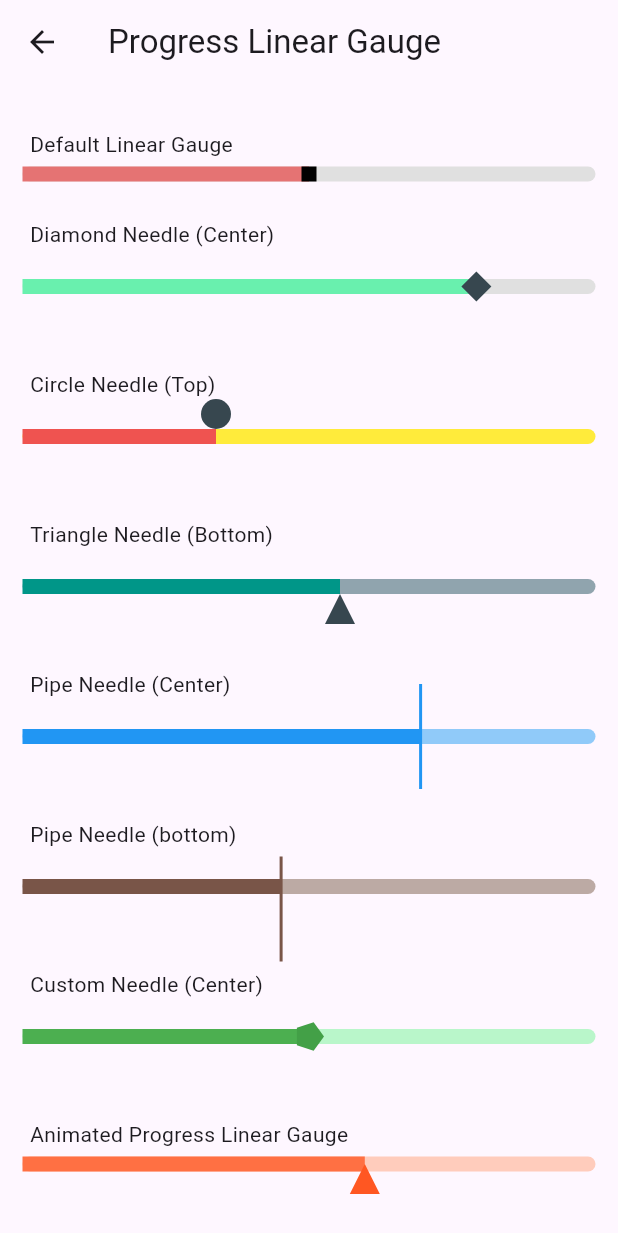
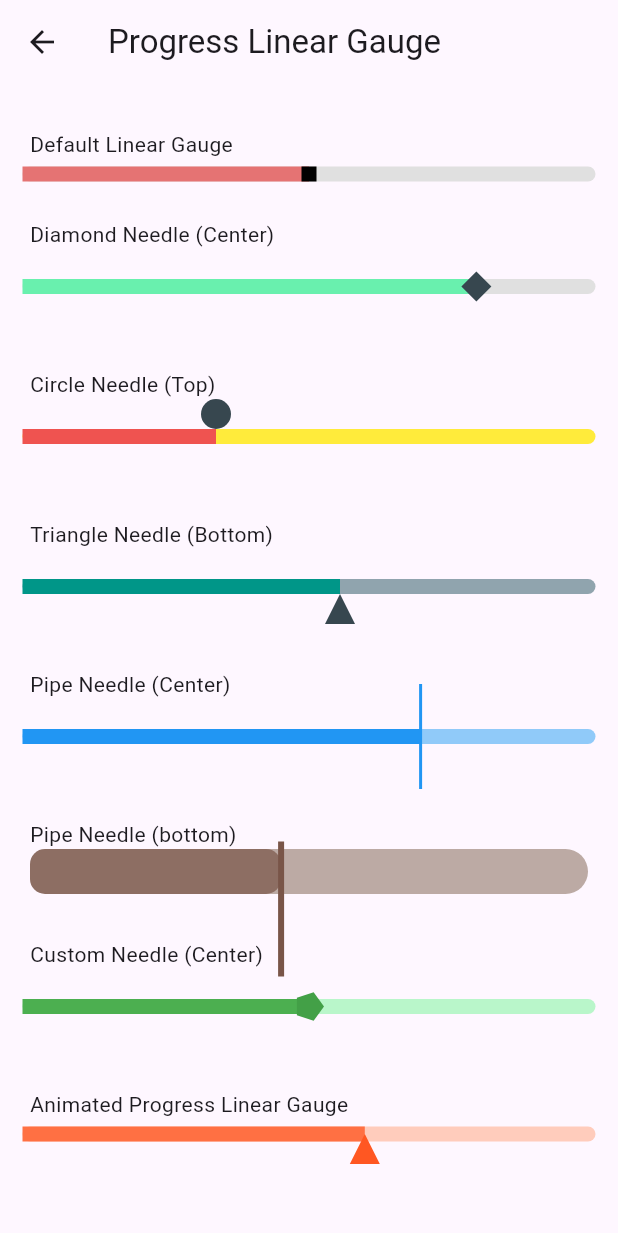
Before and after one commit to GirixCode/girix-code-gauge, a Flutter app: the screen it shows after launch, after a tap on "Progress Linear Gauge", on a phone screen of 412 x 824 dp. Shown: the top 1233 px of the screen. Run offline on Flutter 3.47's test engine with Material 3 defaults, Android fonts, the phone set to English and light mode, and no system bars; our stand-ins replace equatable.

Commit message:
Progress Linear Gauge: Dense issue fix for Foregraound style

```diff
--- a/examples/lib/screens/linear_gauge/progress/progress_linear_gauge.dart
+++ b/examples/lib/screens/linear_gauge/progress/progress_linear_gauge.dart
@@ -156,20 +156,21 @@ class _MyProgressLinearGaugeState extends State<MyProgressLinearGauge> {
               value: const GaugeValue(value: 45, min: 0, max: 100),
               foregroundStyle: LinearGaugeStyle(
                 size: Size.zero,
-                backgroundColor: Colors.brown,
+                backgroundColor: Colors.brown.shade400,
                 foregroundColor: Colors.white,
-                // dense: false,
+                dense: false,
               ),
               backgroundStyle: LinearGaugeStyle(
-                size: const Size(300, 50),
-                backgroundColor: Colors.brown.shade200,
-                foregroundColor: Colors.black,
-              ),
+                  size: const Size(300, 30),
+                  backgroundColor: Colors.brown.shade200,
+                  foregroundColor: Colors.black,
+                  dense: false,
+                  radius: const Radius.circular(20)),
               key: const Key('linear_gauge_5'),
               needle: LinearNeedle(
                   enabled: true,
                   position: LinearGaugeNeedlePosition.bottom,
-                  size: const Size(2, 70),
+                  size: const Size(4, 90),
                   color: Colors.brown.shade500,
                   needleType: LinearGaugeNeedleType.pipe),
             ),
--- a/lib/src/linear/painters/linear_gauge_painter.dart
+++ b/lib/src/linear/painters/linear_gauge_painter.dart
@@ -125,14 +125,13 @@ class LinearGaugeProgressPainter extends CustomPainter {
         foregroundPaint,
       );
     } else {
-      final double frontWidth =
-          (value - minValue) / (maxValue - minValue) * gaugeSizeWith;
+      final double frontWidth = progress * gaugeSizeWith;
       if (kDebugMode) {
         log('frontWidth: $frontWidth and progress: $progress and gaugeSizeWith: $gaugeSizeWith');
       }
 
       /// here left padding is -5 to make the progress bar start from the beginning
-      final Rect valueRect = Rect.fromLTWH(-10, 0, frontWidth, sizeHeight);
+      final Rect valueRect = Rect.fromLTWH(0, 0, frontWidth, sizeHeight);
       final RRect valueRRect = RRect.fromRectAndRadius(
           valueRect, foregroundStyle.radius ?? const Radius.circular(10));
 
```
